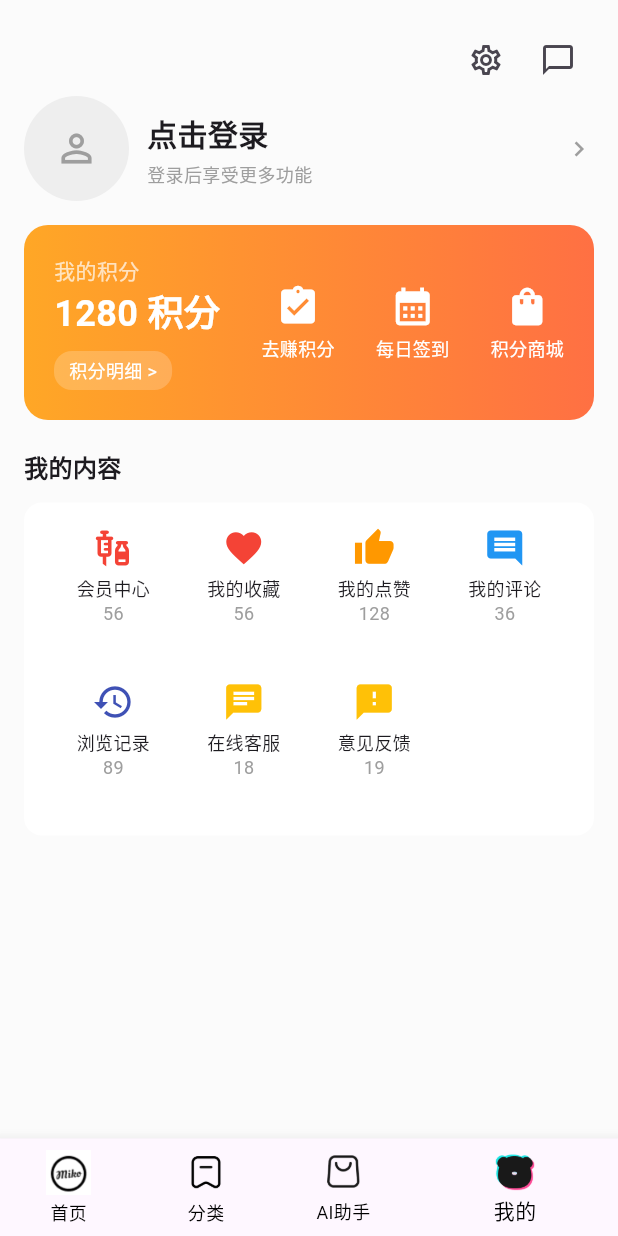
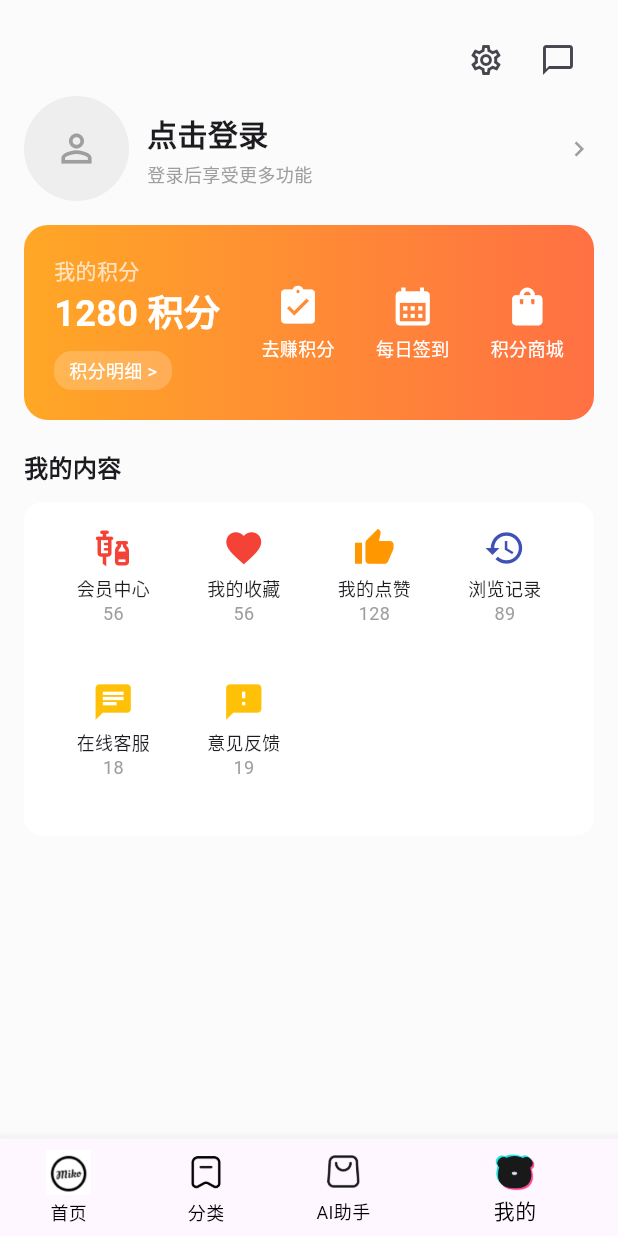
Before and after one commit to jiangshang-dev/fondia_app, a Flutter app: the screen it shows after launch, item 4 of the bottom bar chosen, on a phone screen of 412 x 824 dp. Run offline on Flutter 3.47's test engine with Material 3 defaults, Android fonts, the phone set to English and light mode, and no system bars; our stand-ins replace dio, shared_preferences; network calls fail.

Commit message:
优化代码

```diff
--- a/lib/pages/Mine/index.dart
+++ b/lib/pages/Mine/index.dart
@@ -379,18 +379,18 @@ class _MineViewState extends State<MineView> {
               );
             },
           ),
-          _buildGridItem(
-            Icons.comment,
-            "我的评论",
-            "36",
-            color: Colors.blue,
-            onTap: () {
-              Navigator.push(
-                context,
-                MaterialPageRoute(builder: (context) => const MyCommentView()),
-              );
-            },
-          ),
+          // _buildGridItem(
+          //   Icons.comment,
+          //   "我的评论",
+          //   "36",
+          //   color: Colors.blue,
+          //   onTap: () {
+          //     Navigator.push(
+          //       context,
+          //       MaterialPageRoute(builder: (context) => const MyCommentView()),
+          //     );
+          //   },
+          // ),
           _buildGridItem(
             Icons.history,
             "浏览记录",
```
